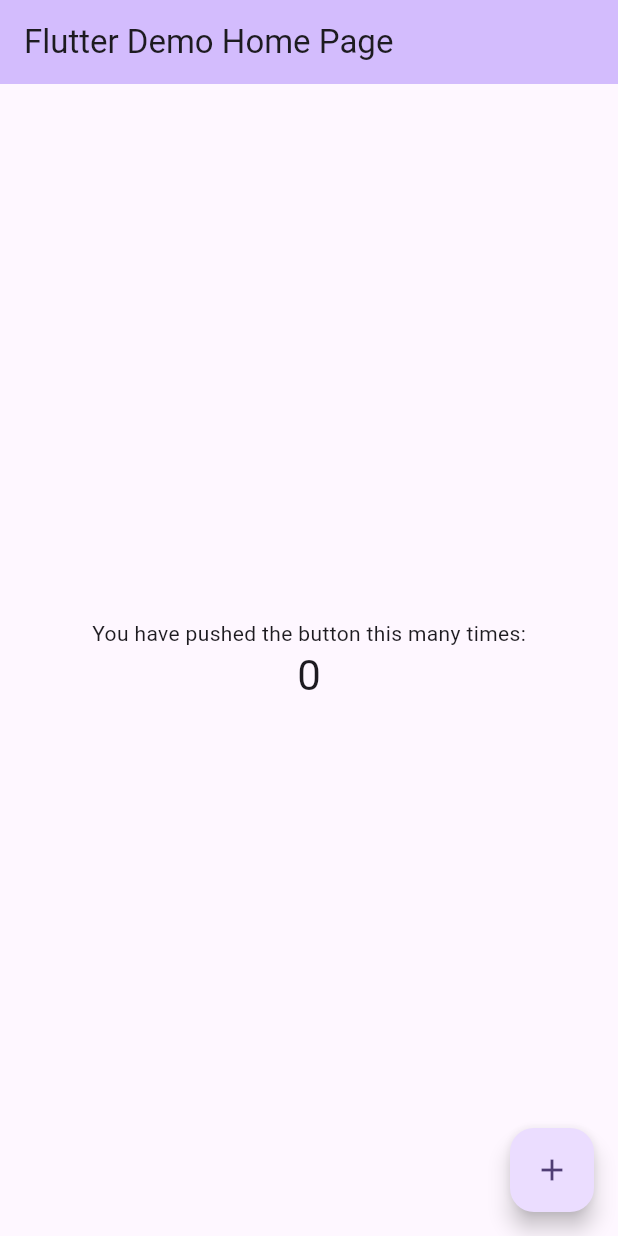
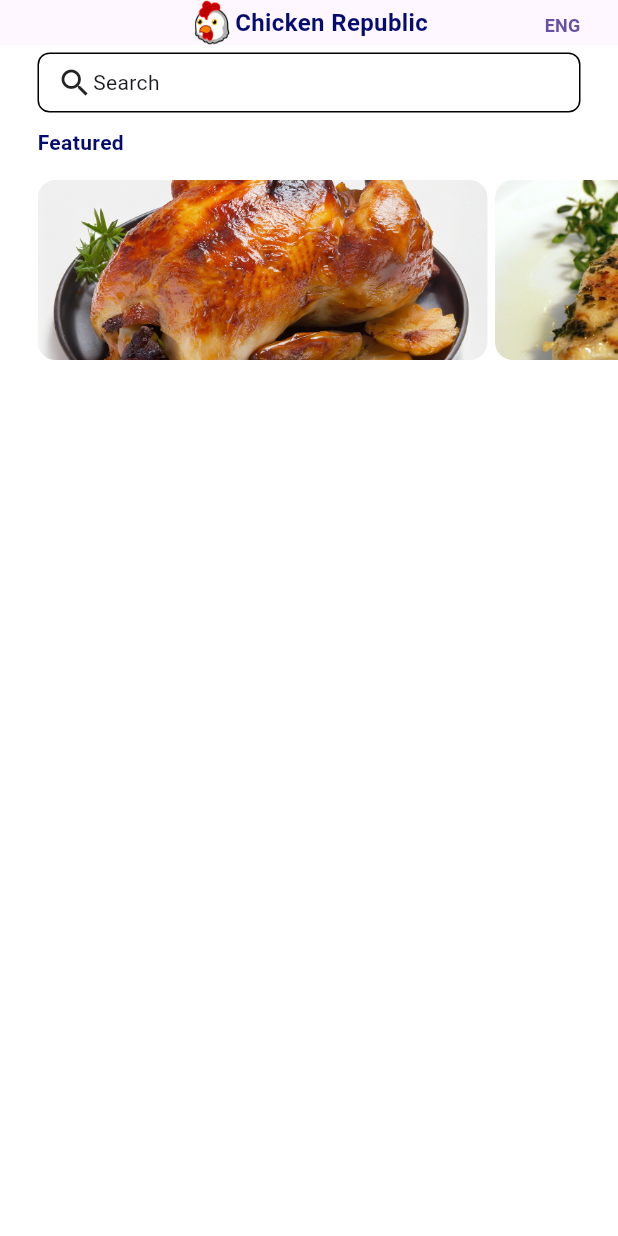
Before and after one commit to luanbatistadev/menu_app, a Flutter app: the screen it shows after launch, on a phone screen of 412 x 824 dp. Run offline on Flutter 3.47's test engine with Material 3 defaults, Android fonts, the phone set to English and light mode, and no system bars.

Commit message:
Add: some widgets

```diff
--- a/analysis_options.yaml
+++ b/analysis_options.yaml
@@ -7,6 +7,9 @@
 
 # The following line activates a set of recommended lints for Flutter apps,
 # packages, and plugins designed to encourage good coding practices.
+analyzer:
+  errors:
+    prefer_const_constructors: ignore
 include: package:flutter_lints/flutter.yaml
 
 linter:
--- a/lib/main.dart
+++ b/lib/main.dart
@@ -1,4 +1,5 @@
 import 'package:flutter/material.dart';
+import 'package:menu_app/pages/home_page.dart';
 
 void main() {
   runApp(const MyApp());
@@ -7,119 +8,11 @@ void main() {
 class MyApp extends StatelessWidget {
   const MyApp({super.key});
 
-  // This widget is the root of your application.
   @override
   Widget build(BuildContext context) {
-    return MaterialApp(
-      title: 'Flutter Demo',
-      theme: ThemeData(
-        // This is the theme of your application.
-        //
-        // TRY THIS: Try running your application with "flutter run". You'll see
-        // the application has a purple toolbar. Then, without quitting the app,
-        // try changing the seedColor in the colorScheme below to Colors.green
-        // and then invoke "hot reload" (save your changes or press the "hot
-        // reload" button in a Flutter-supported IDE, or press "r" if you used
-        // the command line to start the app).
-        //
-        // Notice that the counter didn't reset back to zero; the application
-        // state is not lost during the reload. To reset the state, use hot
-        // restart instead.
-        //
-        // This works for code too, not just values: Most code changes can be
-        // tested with just a hot reload.
-        colorScheme: ColorScheme.fromSeed(seedColor: Colors.deepPurple),
-        useMaterial3: true,
-      ),
-      home: const MyHomePage(title: 'Flutter Demo Home Page'),
+    return const MaterialApp(
+      debugShowCheckedModeBanner: false,
+      home: HomePage(),
     );
   }
 }
-
-class MyHomePage extends StatefulWidget {
-  const MyHomePage({super.key, required this.title});
-
-  // This widget is the home page of your application. It is stateful, meaning
-  // that it has a State object (defined below) that contains fields that affect
-  // how it looks.
-
-  // This class is the configuration for the state. It holds the values (in this
-  // case the title) provided by the parent (in this case the App widget) and
-  // used by the build method of the State. Fields in a Widget subclass are
-  // always marked "final".
-
-  final String title;
-
-  @override
-  State<MyHomePage> createState() => _MyHomePageState();
-}
-
-class _MyHomePageState extends State<MyHomePage> {
-  int _counter = 0;
-
-  void _incrementCounter() {
-    setState(() {
-      // This call to setState tells the Flutter framework that something has
-      // changed in this State, which causes it to rerun the build method below
-      // so that the display can reflect the updated values. If we changed
-      // _counter without calling setState(), then the build method would not be
-      // called again, and so nothing would appear to happen.
-      _counter++;
-    });
-  }
-
-  @override
-  Widget build(BuildContext context) {
-    // This method is rerun every time setState is called, for instance as done
-    // by the _incrementCounter method above.
-    //
-    // The Flutter framework has been optimized to make rerunning build methods
-    // fast, so that you can just rebuild anything that needs updating rather
-    // than having to individually change instances of widgets.
-    return Scaffold(
-      appBar: AppBar(
-        // TRY THIS: Try changing the color here to a specific color (to
-        // Colors.amber, perhaps?) and trigger a hot reload to see the AppBar
-        // change color while the other colors stay the same.
-        backgroundColor: Theme.of(context).colorScheme.inversePrimary,
-        // Here we take the value from the MyHomePage object that was created by
-        // the App.build method, and use it to set our appbar title.
-        title: Text(widget.title),
-      ),
-      body: Center(
-        // Center is a layout widget. It takes a single child and positions it
-        // in the middle of the parent.
-        child: Column(
-          // Column is also a layout widget. It takes a list of children and
-          // arranges them vertically. By default, it sizes itself to fit its
-          // children horizontally, and tries to be as tall as its parent.
-          //
-          // Column has various properties to control how it sizes itself and
-          // how it positions its children. Here we use mainAxisAlignment to
-          // center the children vertically; the main axis here is the vertical
-          // axis because Columns are vertical (the cross axis would be
-          // horizontal).
-          //
-          // TRY THIS: Invoke "debug painting" (choose the "Toggle Debug Paint"
-          // action in the IDE, or press "p" in the console), to see the
-          // wireframe for each widget.
-          mainAxisAlignment: MainAxisAlignment.center,
-          children: <Widget>[
-            const Text(
-              'You have pushed the button this many times:',
-            ),
-            Text(
-              '$_counter',
-              style: Theme.of(context).textTheme.headlineMedium,
-            ),
-          ],
-        ),
-      ),
-      floatingActionButton: FloatingActionButton(
-        onPressed: _incrementCounter,
-        tooltip: 'Increment',
-        child: const Icon(Icons.add),
-      ), // This trailing comma makes auto-formatting nicer for build methods.
-    );
-  }
-}
--- /dev/null
+++ b/lib/models/foods.dart
@@ -0,0 +1,137 @@
+import 'package:flutter/material.dart';
+
+class Food {
+  final double price;
+  final String name;
+  final String path;
+  final String description;
+
+  Food(
+      {required this.price,
+      required this.name,
+      required this.path,
+      required this.description});
+}
+
+class FoodsSimpleTile extends StatelessWidget {
+  FoodsSimpleTile({super.key, required this.food});
+  Food food;
+
+  @override
+   Widget build(BuildContext context) {
+    return Container(
+        margin: EdgeInsets.only(right: 5),
+        height: 50,
+        width: 300,
+        child: Column(
+          mainAxisAlignment: MainAxisAlignment.center,
+          crossAxisAlignment: CrossAxisAlignment.center,
+          children: [
+            Expanded(
+              child: ClipRRect(
+                borderRadius: BorderRadius.circular(12),
+                child: Image.asset(
+                  food.path,
+                  width: double.infinity,
+                  height: double.infinity,
+                  fit: BoxFit.cover,
+                ),
+              ),
+            ),
+          ],
+        ));
+  }
+}
+
+class FoodsFullTile extends StatelessWidget {
+  FoodsFullTile({super.key, required this.food});
+  Food food;
+
+  @override
+  Widget build(BuildContext context) {
+    return Container(
+        margin: EdgeInsets.only(left: 25),
+        height: 100,
+        width: 300,
+        child: Column(
+          mainAxisAlignment: MainAxisAlignment.center,
+          crossAxisAlignment: CrossAxisAlignment.center,
+          children: [
+            Expanded(
+              child: ClipRRect(
+                borderRadius: BorderRadius.circular(12),
+                child: Image.asset(
+                  food.path,
+                  width: double.infinity,
+                  height: double.infinity,
+                  fit: BoxFit.cover,
+                ),
+              ),
+            ),
+          ],
+        ));
+  }
+}
+
+List<Food> foodslist = [
+  Food(
+    name: "Frango Grelhado",
+    price: 12.50,
+    description: "Frango grelhado temperado com ervas frescas.",
+    path: 'lib/images/FRANGO1.png',
+  ),
+  Food(
+    name: "Frango à Parmegiana",
+    price: 15.00,
+    description: "Peito de frango empanado com molho de tomate e queijo.",
+    path: 'lib/images/FRANGO2.png',
+  ),
+  Food(
+    name: "Frango com Batatas",
+    price: 18.50,
+    description: "Frango assado com batatas temperadas.",
+    path: 'lib/images/FRANGO3.png',
+  ),
+  Food(
+    name: "Frango à Milanesa",
+    price: 10.00,
+    description: "Filé de frango empanado e frito.",
+    path: 'lib/images/FRANGO4.png',
+  ),
+  Food(
+    name: "Frango Xadrez",
+    price: 22.50,
+    description: "Frango salteado com legumes e molho especial.",
+    path: 'lib/images/FRANGO5.png',
+  ),
+  Food(
+    name: "Salada de Frango",
+    price: 16.00,
+    description: "Salada fresca com peito de frango grelhado.",
+    path: 'lib/images/FRANGO6.png',
+  ),
+  Food(
+    name: "Coxinha de Frango",
+    price: 8.50,
+    description: "Coxinha de frango assada com massa crocante.",
+    path: 'lib/images/FRANGO7.png',
+  ),
+  Food(
+    name: "Frango ao Curry",
+    price: 14.50,
+    description: "Frango cozido com molho de curry e arroz.",
+    path: 'lib/images/FRANGO8.png',
+  ),
+  Food(
+    name: "Frango Teriyaki",
+    price: 19.00,
+    description: "Frango grelhado com molho teriyaki e legumes.",
+    path: 'lib/images/FRANGO9.png',
+  ),
+  Food(
+    name: "Sopa de Frango",
+    price: 3.50,
+    description: "Sopa quente com pedaços de frango e legumes.",
+    path: 'lib/images/FRANGO10.png',
+  ),
+];
--- /dev/null
+++ b/lib/pages/home_page.dart
@@ -0,0 +1,106 @@
+import "package:flutter/material.dart";
+import "package:menu_app/models/foods.dart";
+
+class HomePage extends StatelessWidget {
+  const HomePage({super.key});
+
+  @override
+  Widget build(BuildContext context) {
+    return Scaffold(
+        backgroundColor: Colors.white,
+        appBar: AppBar(
+          leading: Stack(children: [
+            Row(
+              mainAxisAlignment: MainAxisAlignment.center,
+              children: [
+                Row(
+                  children: [
+                    Image.asset(
+                      'lib/images/logo.png',
+                      height: 30,
+                      width: 30,
+                    ),
+                  ],
+                ),
+                Text(
+                  'Chicken Republic',
+                  style: TextStyle(
+                    color: Color.fromARGB(255, 5, 12, 112),
+                    fontWeight: FontWeight.bold,
+                    fontSize: 16,
+                  ),
+                ),
+              ],
+            ),
+            Padding(
+              padding: const EdgeInsets.only(right:5),
+              child: Align(
+                alignment: Alignment.centerRight,
+                child: TextButton(
+                  onPressed: () {},
+                  child: const Text(
+                    "ENG",
+                    style: TextStyle(
+                      fontWeight: FontWeight.bold,
+                      fontSize: 12,
+                    ),
+                  ),
+                ),
+              ),
+            ),
+          ]),
+          leadingWidth: double.infinity,
+          toolbarHeight: 30,
+        ),
+        body: Column(
+          children: [
+            Container(
+                height: 40,
+                padding: const EdgeInsets.only(left: 12, right: 12),
+                margin: const EdgeInsets.only(
+                    left: 25, right: 25, top: 5, bottom: 0),
+                decoration: BoxDecoration(
+                    color: Colors.white,
+                    borderRadius: BorderRadius.circular(8),
+                    border: Border.all(
+                      color: Colors.black,
+                      width: 1,
+                    )),
+                child: Row(
+                  children: [
+                    Icon(Icons.search),
+                    Text('Search'),
+                  ],
+                )),
+            Container(
+              margin: EdgeInsets.only(top: 10, bottom: 15, left: 25),
+              child: Row(
+                children: [
+                  Text(
+                    "Featured",
+                    style: TextStyle(
+                      color: Color.fromARGB(255, 5, 12, 112),
+                      fontWeight: FontWeight.bold,
+                    ),
+                  ),
+                ],
+              ),
+            ),
+            Container(
+              margin: EdgeInsets.only(left: 25),
+              height: 120,
+              child: Expanded(
+                child: ListView.builder(
+                  scrollDirection: Axis.horizontal,
+                  itemCount: foodslist.length,
+                  itemBuilder: (BuildContext context, int index) {
+                    Food food = foodslist[index];
+                    return FoodsSimpleTile(food: food);
+                  },
+                ),
+              ),
+            ),
+          ],
+        ));
+  }
+}
--- a/pubspec.yaml
+++ b/pubspec.yaml
@@ -59,8 +59,8 @@ flutter:
   uses-material-design: true
 
   # To add assets to your application, add an assets section, like this:
-  # assets:
-  #   - images/a_dot_burr.jpeg
+  assets:
+    - lib/images/
   #   - images/a_dot_ham.jpeg
 
   # An image asset can refer to one or more resolution-specific "variants", see
```
Also changed, not shown: lib/images/FRANGO1.png (added), lib/images/FRANGO10.png (added), lib/images/FRANGO11.png (added), lib/images/FRANGO2.png (added), lib/images/FRANGO3.png (added), lib/images/FRANGO4.png (added), lib/images/FRANGO5.png (added), lib/images/FRANGO6.png (added), lib/images/FRANGO7.png (added), lib/images/FRANGO8.png (added), lib/images/FRANGO9.png (added), lib/images/logo.png (added).
